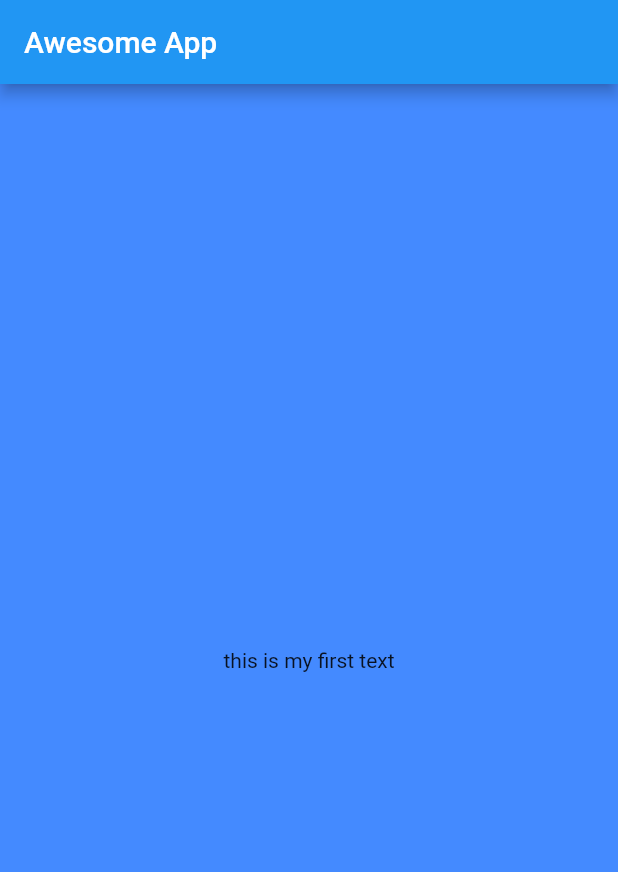
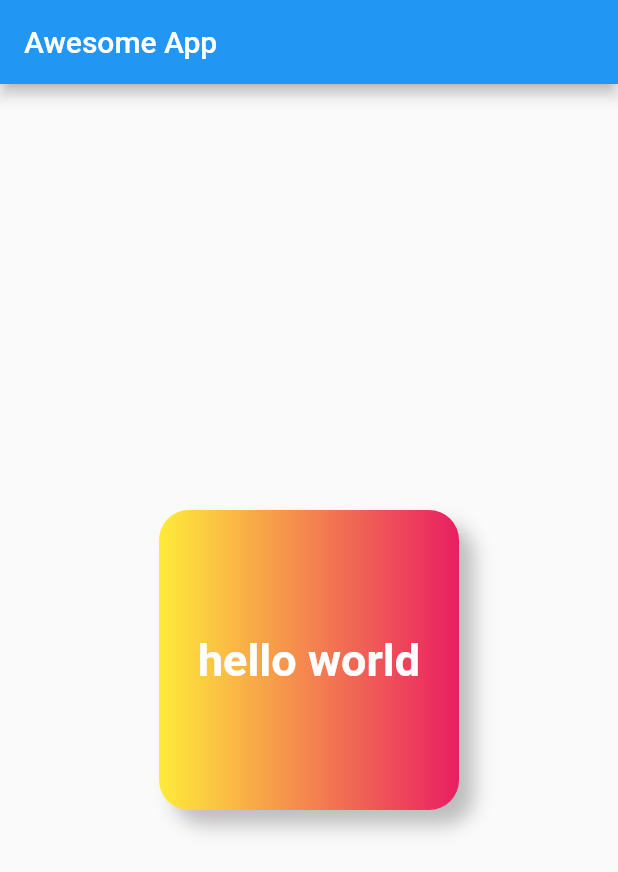
Before and after one commit to Biswajit1729/flutter_projects, a Flutter app: the screen it shows after launch, on a phone screen of 412 x 824 dp. Shown: the top 872 px of the screen. Run offline on Flutter 3.47's test engine with Material 2 defaults, Android fonts, the phone set to English and light mode, and no system bars; our stand-ins replace simple_animations.

Commit message:
second Chepter

```diff
--- a/awesomeApp/lib/main.dart
+++ b/awesomeApp/lib/main.dart
@@ -10,14 +10,31 @@ class HomePage extends StatelessWidget {
   @override
   Widget build(BuildContext context) {
     return Scaffold(
-      appBar: AppBar(
-        title: Text('Awesome App'),
-      ),
-      body: Container(
-        color: Colors.blueAccent,
-        child: Center(
-          child: Text(
-            'this is my first text',
+      appBar: AppBar(title: Text('Awesome App')),
+      body: Center(
+        child: Container(
+          height: 200,
+          width: 200,
+          decoration: BoxDecoration(
+              //shape: BoxShape.circle,
+              borderRadius: BorderRadius.circular(20),
+              boxShadow: [
+                BoxShadow(
+                    color: Colors.grey[400],
+                    blurRadius: 10,
+                    //spreadRadius: 1,
+                    offset: Offset(10.0, 10.0))
+              ],
+              color: Colors.teal,
+              gradient: LinearGradient(colors: [Colors.yellow, Colors.pink])),
+          child: Center(
+            child: Text(
+              'hello world',
+              style: TextStyle(
+                  color: Colors.white,
+                  fontSize: 30,
+                  fontWeight: FontWeight.bold),
+            ),
           ),
         ),
       ),
```
